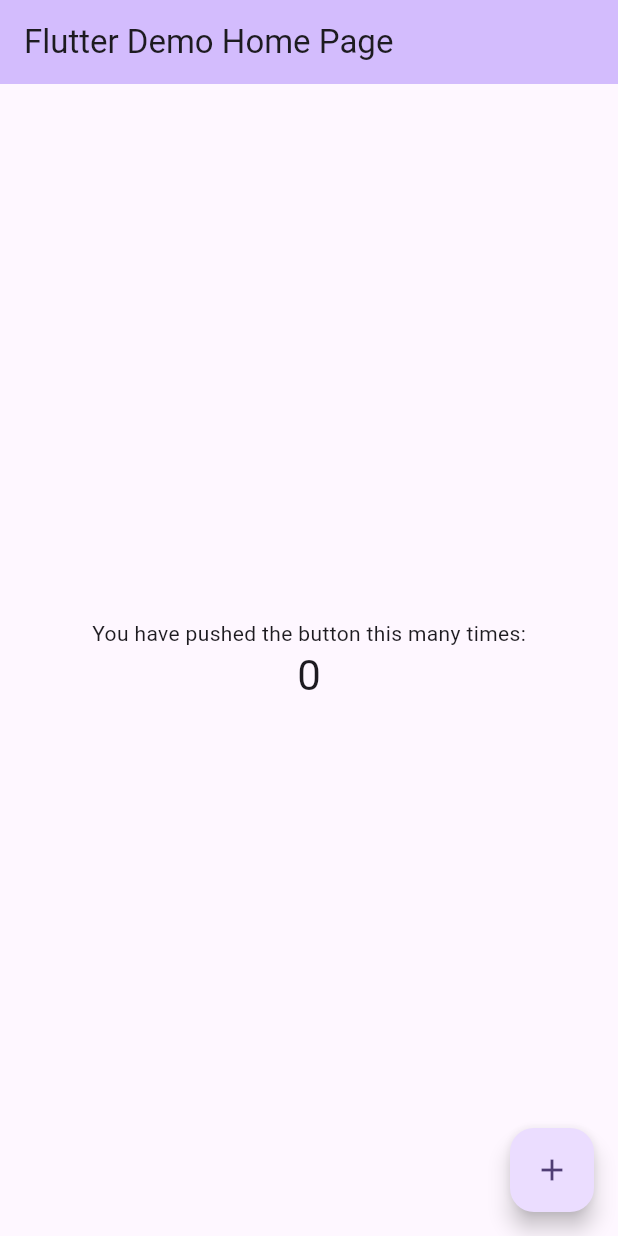
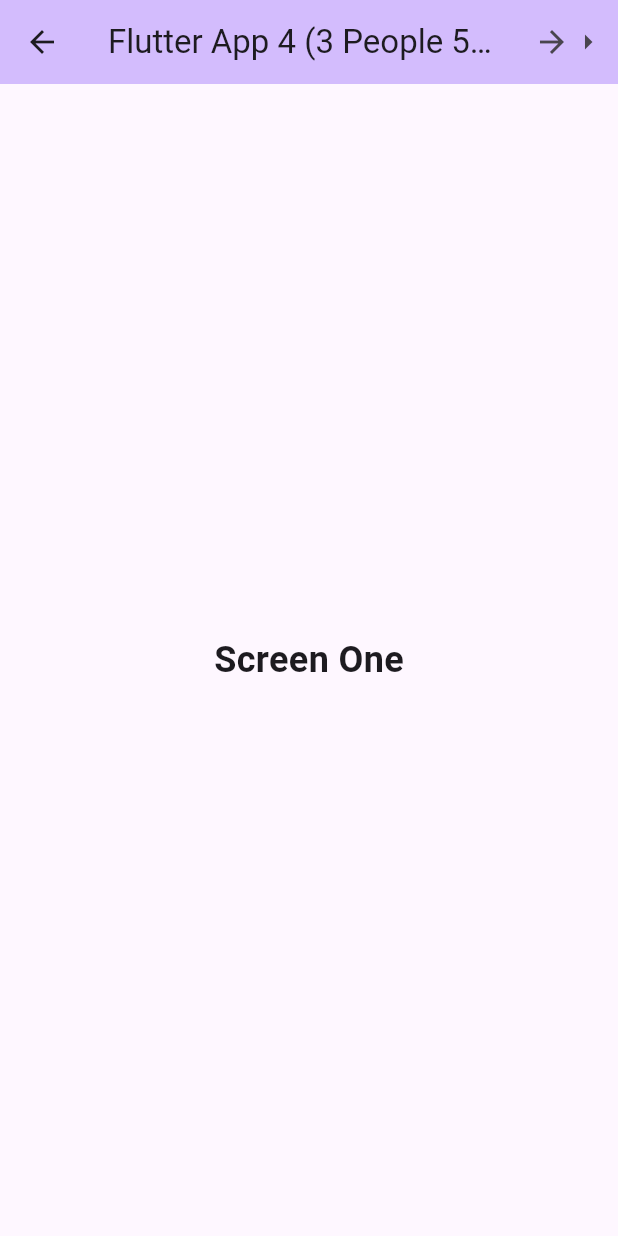
Before and after one commit to jacksonc124/app4_CS4330, a Flutter app: the screen it shows after launch, on a phone screen of 412 x 824 dp. Run offline on Flutter 3.47's test engine with Material 3 defaults, Android fonts, the light colour scheme and no system bars.

Commit message:
added screens and traversal arrows

```diff
--- a/lib/main.dart
+++ b/lib/main.dart
@@ -7,119 +7,112 @@
 class MyApp extends StatelessWidget {
   const MyApp({super.key});
 
-  // This widget is the root of your application.
   @override
   Widget build(BuildContext context) {
     return MaterialApp(
-      title: 'Flutter Demo',
+      title: 'Flutter App 4',
       theme: ThemeData(
-        // This is the theme of your application.
-        //
-        // TRY THIS: Try running your application with "flutter run". You'll see
-        // the application has a purple toolbar. Then, without quitting the app,
-        // try changing the seedColor in the colorScheme below to Colors.green
-        // and then invoke "hot reload" (save your changes or press the "hot
-        // reload" button in a Flutter-supported IDE, or press "r" if you used
-        // the command line to start the app).
-        //
-        // Notice that the counter didn't reset back to zero; the application
-        // state is not lost during the reload. To reset the state, use hot
-        // restart instead.
-        //
-        // This works for code too, not just values: Most code changes can be
-        // tested with just a hot reload.
         colorScheme: ColorScheme.fromSeed(seedColor: Colors.deepPurple),
         useMaterial3: true,
       ),
-      home: const MyHomePage(title: 'Flutter Demo Home Page'),
+      home: const MyHomePage(),
     );
   }
 }
 
 class MyHomePage extends StatefulWidget {
-  const MyHomePage({super.key, required this.title});
-
-  // This widget is the home page of your application. It is stateful, meaning
-  // that it has a State object (defined below) that contains fields that affect
-  // how it looks.
-
-  // This class is the configuration for the state. It holds the values (in this
-  // case the title) provided by the parent (in this case the App widget) and
-  // used by the build method of the State. Fields in a Widget subclass are
-  // always marked "final".
-
-  final String title;
+  const MyHomePage({super.key});
 
   @override
   State<MyHomePage> createState() => _MyHomePageState();
 }
 
 class _MyHomePageState extends State<MyHomePage> {
-  int _counter = 0;
+  int _currentIndex = 0;
 
-  void _incrementCounter() {
+  final List<Widget> _screens = [
+    const ScreenOne(),
+    const ScreenTwo(),
+    const ScreenThree(),
+  ];
+
+  void _nextScreen() {
     setState(() {
-      // This call to setState tells the Flutter framework that something has
-      // changed in this State, which causes it to rerun the build method below
-      // so that the display can reflect the updated values. If we changed
-      // _counter without calling setState(), then the build method would not be
-      // called again, and so nothing would appear to happen.
-      _counter++;
+      _currentIndex = (_currentIndex + 1) % _screens.length;
+    });
+  }
+
+  void _previousScreen() {
+    setState(() {
+      _currentIndex = (_currentIndex - 1 + _screens.length) % _screens.length;
     });
   }
 
   @override
   Widget build(BuildContext context) {
-    // This method is rerun every time setState is called, for instance as done
-    // by the _incrementCounter method above.
-    //
-    // The Flutter framework has been optimized to make rerunning build methods
-    // fast, so that you can just rebuild anything that needs updating rather
-    // than having to individually change instances of widgets.
     return Scaffold(
       appBar: AppBar(
-        // TRY THIS: Try changing the color here to a specific color (to
-        // Colors.amber, perhaps?) and trigger a hot reload to see the AppBar
-        // change color while the other colors stay the same.
         backgroundColor: Theme.of(context).colorScheme.inversePrimary,
-        // Here we take the value from the MyHomePage object that was created by
-        // the App.build method, and use it to set our appbar title.
-        title: Text(widget.title),
-      ),
-      body: Center(
-        // Center is a layout widget. It takes a single child and positions it
-        // in the middle of the parent.
-        child: Column(
-          // Column is also a layout widget. It takes a list of children and
-          // arranges them vertically. By default, it sizes itself to fit its
-          // children horizontally, and tries to be as tall as its parent.
-          //
-          // Column has various properties to control how it sizes itself and
-          // how it positions its children. Here we use mainAxisAlignment to
-          // center the children vertically; the main axis here is the vertical
-          // axis because Columns are vertical (the cross axis would be
-          // horizontal).
-          //
-          // TRY THIS: Invoke "debug painting" (choose the "Toggle Debug Paint"
-          // action in the IDE, or press "p" in the console), to see the
-          // wireframe for each widget.
-          mainAxisAlignment: MainAxisAlignment.center,
-          children: <Widget>[
-            const Text(
-              'You have pushed the button this many times:',
+        title: const Text('Flutter App 4 (3 People 5 Commits Each)'),
+        actions: [
+          IconButton(
+            icon: const Row(
+              children: [
+                Icon(Icons.arrow_forward),
+                Icon(Icons.arrow_right),
+              ],
             ),
-            Text(
-              '$_counter',
-              style: Theme.of(context).textTheme.headlineMedium,
-            ),
-          ],
+            onPressed: _nextScreen,
+          ),
+        ],
+        leading: IconButton(
+          icon: const Icon(Icons.arrow_back),
+          onPressed: _previousScreen,
         ),
       ),
-      floatingActionButton: FloatingActionButton(
-        onPressed: _incrementCounter,
-        tooltip: 'Increment',
-        child: const Icon(Icons.add),
-      ), // This trailing comma makes auto-formatting nicer for build methods.
+      body: _screens[_currentIndex],
     );
   }
 }
+
+class ScreenOne extends StatelessWidget {
+  const ScreenOne({super.key});
+
+  @override
+  Widget build(BuildContext context) {
+    return const Center(
+      child: Text(
+        'Screen One',
+        style: TextStyle(fontSize: 24, fontWeight: FontWeight.bold),
+      ),
+    );
+  }
+}
+
+class ScreenTwo extends StatelessWidget {
+  const ScreenTwo({super.key});
+
+  @override
+  Widget build(BuildContext context) {
+    return const Center(
+      child: Text(
+        'Screen Two',
+        style: TextStyle(fontSize: 24, fontWeight: FontWeight.bold),
+      ),
+    );
+  }
+}
+
+class ScreenThree extends StatelessWidget {
+  const ScreenThree({super.key});
+
+  @override
+  Widget build(BuildContext context) {
+    return const Center(
+      child: Text(
+        'Screen Three',
+        style: TextStyle(fontSize: 24, fontWeight: FontWeight.bold),
+      ),
+    );
+  }
+}
```
